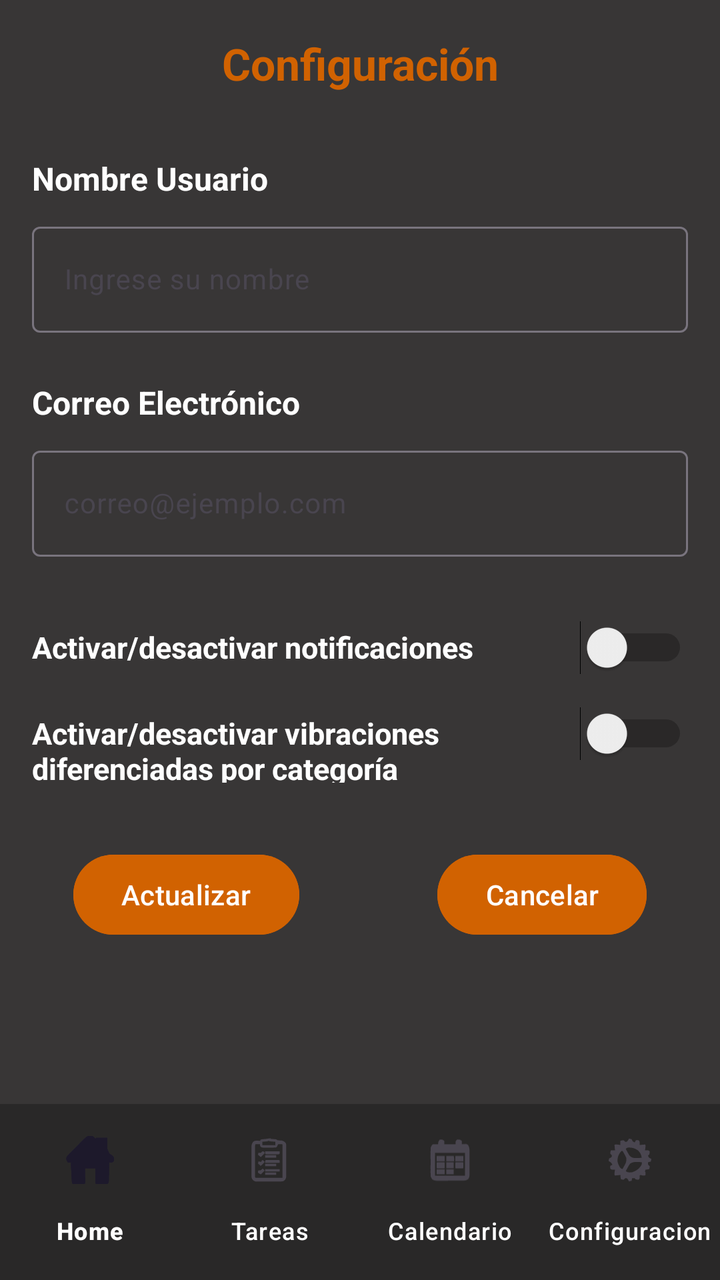
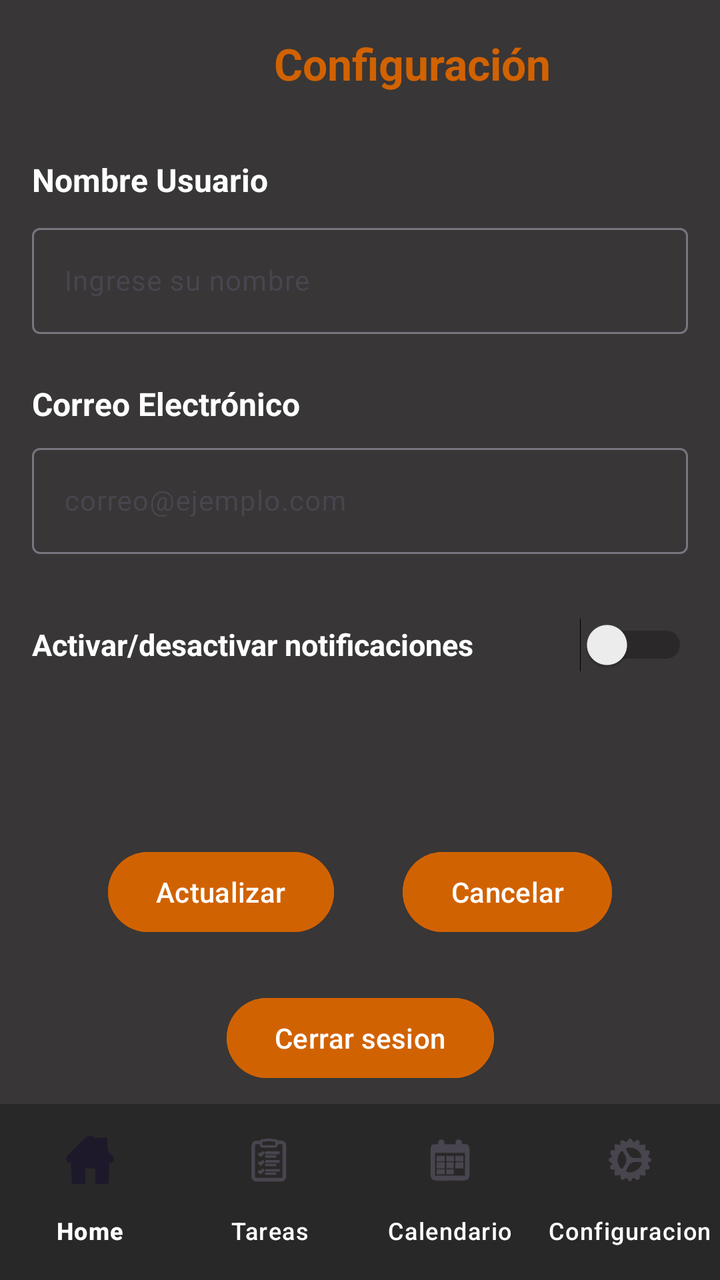

Compare the two renders of this Android layout. The source of the first and the diff that turns it into the second are given below.
<!-- AndroidManifest.xml: application theme Theme.GetDone -->
<!-- res/layout/activity_configuracion.xml -->
<?xml version="1.0" encoding="utf-8"?>
<androidx.constraintlayout.widget.ConstraintLayout xmlns:android="http://schemas.android.com/apk/res/android"
    xmlns:app="http://schemas.android.com/apk/res-auto"
    xmlns:tools="http://schemas.android.com/tools"
    android:id="@+id/main"
    android:layout_width="match_parent"
    android:layout_height="match_parent"
    android:background="#383636"
    tools:context=".configuracion">

    <TextView
        android:id="@+id/textView12"
        android:layout_width="wrap_content"
        android:layout_height="wrap_content"
        android:layout_marginTop="17dp"
        android:text="Configuración"
        android:textColor="#D16201"
        android:textSize="22dp"
        android:textStyle="bold"
        app:layout_constraintEnd_toEndOf="parent"
        app:layout_constraintStart_toStartOf="parent"
        app:layout_constraintTop_toTopOf="parent" />

    <TextView
        android:id="@+id/textView17"
        android:layout_width="wrap_content"
        android:layout_height="wrap_content"
        android:layout_marginTop="32dp"
        android:text="Nombre Usuario"
        android:textColor="@color/white"
        android:textSize="16sp"
        android:textStyle="bold"
        app:layout_constraintStart_toStartOf="@+id/textInputLayout5"
        app:layout_constraintTop_toBottomOf="@+id/textView12" />

    <com.google.android.material.textfield.TextInputLayout
        android:id="@+id/textInputLayout5"
        android:layout_width="0dp"
        android:layout_height="wrap_content"
        android:layout_marginStart="16dp"
        android:layout_marginTop="8dp"
        android:layout_marginEnd="16dp"
        app:layout_constraintEnd_toEndOf="parent"
        app:layout_constraintStart_toStartOf="parent"
        app:layout_constraintTop_toBottomOf="@+id/textView17">

        <com.google.android.material.textfield.TextInputEditText
            android:id="@+id/input_nombre_usuario"
            android:layout_width="match_parent"
            android:layout_height="wrap_content"
            android:hint="Ingrese su nombre"
            android:textColor="#FBFBFB"
            android:textSize="14sp" />
    </com.google.android.material.textfield.TextInputLayout>

    <TextView
        android:id="@+id/textView22"
        android:layout_width="wrap_content"
        android:layout_height="wrap_content"
        android:layout_marginTop="24dp"
        android:text="Correo Electrónico"
        android:textColor="@color/white"
        android:textSize="16sp"
        android:textStyle="bold"
        app:layout_constraintStart_toStartOf="@+id/textInputLayout6"
        app:layout_constraintTop_toBottomOf="@+id/textInputLayout5" />

    <com.google.android.material.textfield.TextInputLayout
        android:id="@+id/textInputLayout6"
        android:layout_width="0dp"
        android:layout_height="wrap_content"
        android:layout_marginStart="16dp"
        android:layout_marginTop="8dp"
        android:layout_marginEnd="16dp"
        app:layout_constraintEnd_toEndOf="parent"
        app:layout_constraintStart_toStartOf="parent"
        app:layout_constraintTop_toBottomOf="@+id/textView22">

        <com.google.android.material.textfield.TextInputEditText
            android:id="@+id/input_correo_usuario"
            android:layout_width="match_parent"
            android:layout_height="wrap_content"
            android:enabled="false"
            android:hint="correo@ejemplo.com"
            android:textColor="@color/white"
            android:textSize="14sp" />
    </com.google.android.material.textfield.TextInputLayout>

    <LinearLayout
        android:id="@+id/linearLayout"
        android:layout_width="0dp"
        android:layout_height="wrap_content"
        android:layout_marginStart="16dp"
        android:layout_marginTop="32dp"
        android:layout_marginEnd="16dp"
        android:orientation="horizontal"
        app:layout_constraintEnd_toEndOf="parent"
        app:layout_constraintStart_toStartOf="parent"
        app:layout_constraintTop_toBottomOf="@+id/textInputLayout6">

        <TextView
            android:id="@+id/textView27"
            android:layout_width="0dp"
            android:layout_height="wrap_content"
            android:layout_weight="1"
            android:text="Activar/desactivar notificaciones"
            android:textColor="@color/white"
            android:textSize="15sp"
            android:textStyle="bold" />

        <Switch
            android:id="@+id/configuracion_notificacion"
            android:layout_width="wrap_content"
            android:layout_height="wrap_content" />
    </LinearLayout>

    <LinearLayout
        android:id="@+id/linearLayout2"
        android:layout_width="0dp"
        android:layout_height="wrap_content"
        android:layout_marginStart="16dp"
        android:layout_marginTop="16dp"
        android:layout_marginEnd="16dp"
        android:orientation="horizontal"
        app:layout_constraintEnd_toEndOf="parent"
        app:layout_constraintStart_toStartOf="parent"
        app:layout_constraintTop_toBottomOf="@+id/linearLayout">

        <TextView
            android:id="@+id/textView28"
            android:layout_width="0dp"
            android:layout_height="wrap_content"
            android:layout_weight="1"
            android:text="Activar/desactivar vibraciones diferenciadas por categoría"
            android:textColor="@color/white"
            android:textSize="15sp"
            android:textStyle="bold" />

        <Switch
            android:id="@+id/configuracion_vibracion"
            android:layout_width="wrap_content"
            android:layout_height="wrap_content" />
    </LinearLayout>

    <Button
        android:id="@+id/boton_actualiza_novedad"
        android:layout_width="wrap_content"
        android:layout_height="wrap_content"
        android:layout_marginTop="32dp"
        android:layout_marginEnd="16dp"
        android:backgroundTint="#D16201"
        android:onClick="data_actualizada"
        android:text="Actualizar"
        android:textColor="@color/white"
        app:layout_constraintEnd_toStartOf="@+id/boton_cancela_novedad"
        app:layout_constraintStart_toStartOf="parent"
        app:layout_constraintTop_toBottomOf="@+id/linearLayout2" />

    <Button
        android:id="@+id/boton_cancela_novedad"
        android:layout_width="wrap_content"
        android:layout_height="wrap_content"
        android:layout_marginStart="16dp"
        android:layout_marginTop="32dp"
        android:backgroundTint="#D16201"
        android:onClick="volver_activity_main"
        android:text="Cancelar"
        android:textColor="@color/white"
        app:layout_constraintEnd_toEndOf="parent"
        app:layout_constraintStart_toEndOf="@+id/boton_actualiza_novedad"
        app:layout_constraintTop_toBottomOf="@+id/linearLayout2" />

    <com.google.android.material.bottomnavigation.BottomNavigationView
        android:id="@+id/menu_navegacion"
        android:layout_width="0dp"
        android:layout_height="wrap_content"
        android:background="#5F101010"
        android:paddingTop="4dp"
        android:paddingBottom="4dp"
        app:itemTextColor="#ffffff"
        app:labelVisibilityMode="labeled"
        app:layout_constraintBottom_toBottomOf="parent"
        app:layout_constraintEnd_toEndOf="parent"
        app:layout_constraintStart_toStartOf="parent"
        app:menu="@menu/bottom_menu" />

</androidx.constraintlayout.widget.ConstraintLayout>
<!-- resources referenced by this layout -->
<resources>
  <color name="white">#FFFFFFFF</color>
  <style name="Theme.GetDone" parent="Base.Theme.GetDone" />
  <style name="Base.Theme.GetDone" parent="Theme.Material3.DayNight.NoActionBar">
          
          
      </style>
</resources>

<!-- the commit's change to res/layout/activity_configuracion.xml (unified diff, before → after) -->
@@ -12,26 +12,27 @@
         android:id="@+id/textView12"
         android:layout_width="wrap_content"
         android:layout_height="wrap_content"
+        android:layout_marginStart="3dp"
         android:layout_marginTop="17dp"
         android:text="Configuración"
         android:textColor="#D16201"
         android:textSize="22dp"
         android:textStyle="bold"
-        app:layout_constraintEnd_toEndOf="parent"
-        app:layout_constraintStart_toStartOf="parent"
+        app:layout_constraintStart_toEndOf="@+id/textView17"
         app:layout_constraintTop_toTopOf="parent" />
 
     <TextView
         android:id="@+id/textView17"
         android:layout_width="wrap_content"
         android:layout_height="wrap_content"
-        android:layout_marginTop="32dp"
+        android:layout_marginStart="16dp"
+        android:layout_marginTop="79dp"
         android:text="Nombre Usuario"
         android:textColor="@color/white"
         android:textSize="16sp"
         android:textStyle="bold"
-        app:layout_constraintStart_toStartOf="@+id/textInputLayout5"
-        app:layout_constraintTop_toBottomOf="@+id/textView12" />
+        app:layout_constraintStart_toStartOf="parent"
+        app:layout_constraintTop_toTopOf="parent" />
 
     <com.google.android.material.textfield.TextInputLayout
         android:id="@+id/textInputLayout5"
@@ -70,7 +71,7 @@
         android:layout_width="0dp"
         android:layout_height="wrap_content"
         android:layout_marginStart="16dp"
-        android:layout_marginTop="8dp"
+        android:layout_marginTop="6dp"
         android:layout_marginEnd="16dp"
         app:layout_constraintEnd_toEndOf="parent"
         app:layout_constraintStart_toStartOf="parent"
@@ -114,61 +115,31 @@
             android:layout_height="wrap_content" />
     </LinearLayout>
 
-    <LinearLayout
-        android:id="@+id/linearLayout2"
-        android:layout_width="0dp"
-        android:layout_height="wrap_content"
-        android:layout_marginStart="16dp"
-        android:layout_marginTop="16dp"
-        android:layout_marginEnd="16dp"
-        android:orientation="horizontal"
-        app:layout_constraintEnd_toEndOf="parent"
-        app:layout_constraintStart_toStartOf="parent"
-        app:layout_constraintTop_toBottomOf="@+id/linearLayout">
-
-        <TextView
-            android:id="@+id/textView28"
-            android:layout_width="0dp"
-            android:layout_height="wrap_content"
-            android:layout_weight="1"
-            android:text="Activar/desactivar vibraciones diferenciadas por categoría"
-            android:textColor="@color/white"
-            android:textSize="15sp"
-            android:textStyle="bold" />
-
-        <Switch
-            android:id="@+id/configuracion_vibracion"
-            android:layout_width="wrap_content"
-            android:layout_height="wrap_content" />
-    </LinearLayout>
-
     <Button
         android:id="@+id/boton_actualiza_novedad"
         android:layout_width="wrap_content"
         android:layout_height="wrap_content"
-        android:layout_marginTop="32dp"
-        android:layout_marginEnd="16dp"
+        android:layout_marginStart="54dp"
+        android:layout_marginTop="86dp"
         android:backgroundTint="#D16201"
         android:onClick="data_actualizada"
         android:text="Actualizar"
         android:textColor="@color/white"
-        app:layout_constraintEnd_toStartOf="@+id/boton_cancela_novedad"
         app:layout_constraintStart_toStartOf="parent"
-        app:layout_constraintTop_toBottomOf="@+id/linearLayout2" />
+        app:layout_constraintTop_toBottomOf="@+id/linearLayout" />
 
     <Button
         android:id="@+id/boton_cancela_novedad"
         android:layout_width="wrap_content"
         android:layout_height="wrap_content"
-        android:layout_marginStart="16dp"
-        android:layout_marginTop="32dp"
+        android:layout_marginEnd="54dp"
+        android:layout_marginBottom="25dp"
         android:backgroundTint="#D16201"
         android:onClick="volver_activity_main"
         android:text="Cancelar"
         android:textColor="@color/white"
-        app:layout_constraintEnd_toEndOf="parent"
-        app:layout_constraintStart_toEndOf="@+id/boton_actualiza_novedad"
-        app:layout_constraintTop_toBottomOf="@+id/linearLayout2" />
+        app:layout_constraintBottom_toTopOf="@+id/btn_cerrar_sesion"
+        app:layout_constraintEnd_toEndOf="parent" />
 
     <com.google.android.material.bottomnavigation.BottomNavigationView
         android:id="@+id/menu_navegacion"
@@ -184,4 +155,17 @@
         app:layout_constraintStart_toStartOf="parent"
         app:menu="@menu/bottom_menu" />
 
+    <Button
+        android:id="@+id/btn_cerrar_sesion"
+        android:layout_width="wrap_content"
+        android:layout_height="wrap_content"
+        android:layout_marginTop="25dp"
+        android:backgroundTint="#D16201"
+        android:onClick="cerrarSesion"
+        android:text="Cerrar sesion"
+        android:textColor="@color/white"
+        app:layout_constraintEnd_toEndOf="parent"
+        app:layout_constraintStart_toStartOf="parent"
+        app:layout_constraintTop_toBottomOf="@+id/boton_actualiza_novedad" />
+
 </androidx.constraintlayout.widget.ConstraintLayout>
